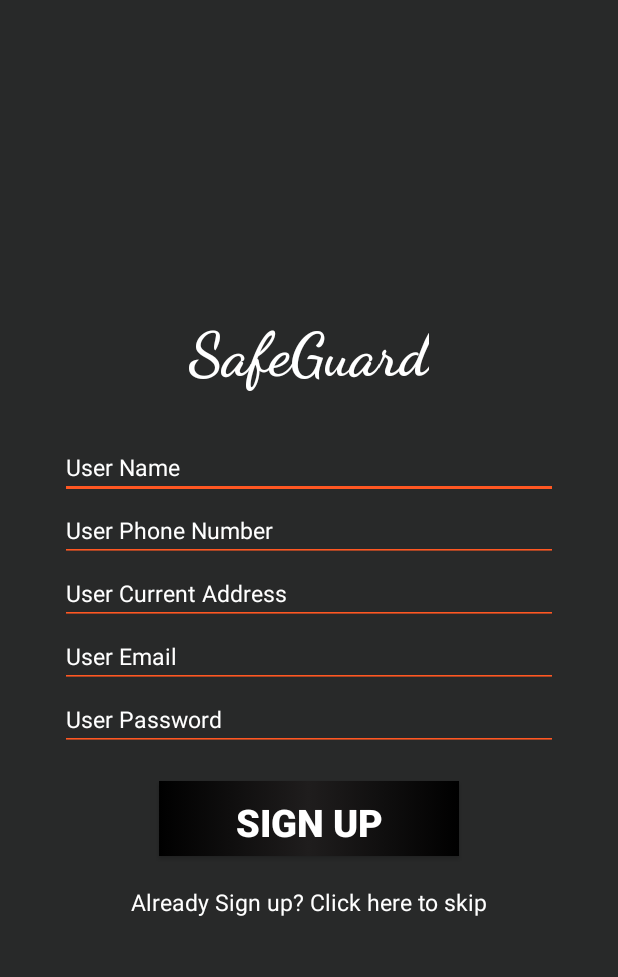
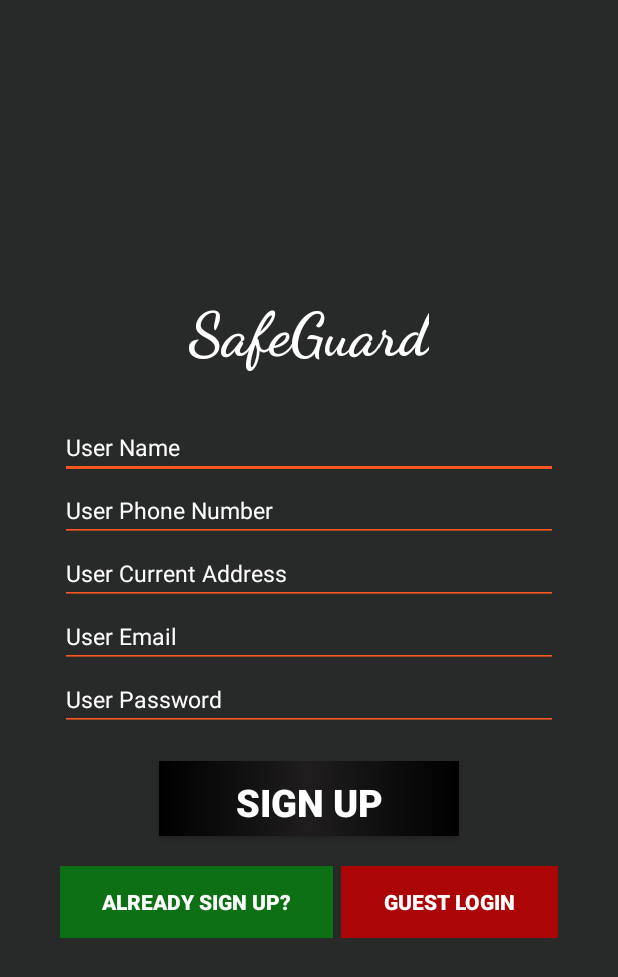
Before and after one commit to sifatabdullah386/SafeGuard, an Android app: the screen it shows after launch (RegisterActivity), after a tap on "SIGN UP", on a phone screen of 412 x 824 dp. Shown: the top 977 px of the screen. Run offline under Robolectric (Android 15) with nearby library versions, the phone set to English and light mode, and no system bars; our stand-ins replace Firebase (no records; nobody signed in at launch, a user with empty details on screens opened directly).

Commit message:
Commit 3

```diff
--- a/app/src/main/java/com/example/safeguard/RegisterActivity.java
+++ b/app/src/main/java/com/example/safeguard/RegisterActivity.java
@@ -11,6 +11,16 @@ import android.widget.EditText;
 import android.widget.ProgressBar;
 import android.widget.TextView;
 import android.widget.Toast;
+import com.google.android.gms.common.GooglePlayServicesNotAvailableException;
+import com.google.android.gms.common.GooglePlayServicesRepairableException;
+import com.google.android.gms.location.places.Place;
+import com.google.android.gms.location.places.ui.PlacePicker;
+import com.google.android.gms.maps.CameraUpdateFactory;
+import com.google.android.gms.maps.GoogleMap;
+import com.google.android.gms.maps.model.BitmapDescriptorFactory;
+import com.google.android.gms.maps.model.LatLng;
+import com.google.android.gms.maps.model.Marker;
+import com.google.android.gms.maps.model.MarkerOptions;
 import com.google.android.gms.tasks.OnCompleteListener;
 import com.google.android.gms.tasks.Task;
 import com.google.firebase.auth.AuthResult;
@@ -24,7 +34,8 @@ public class RegisterActivity extends AppCompatActivity {
 
     EditText UserName,UserPhoneNumber,UserAddress,UserEmail,UserPassword;
     Button signUpButton;
-    TextView AlreadySign;
+    TextView GuestLogin;
+    int PLACE_PICKER_REQUEST=1;
     private FirebaseAuth firebaseAuth;
     FirebaseUser CurrentUser;
     ProgressBar progressBar;
@@ -42,8 +53,14 @@ public class RegisterActivity extends AppCompatActivity {
         signUpButton = findViewById(R.id.signUpButton);
         progressBar = findViewById(R.id.progressBar);
 
-        AlreadySign=findViewById(R.id.already_sign_text_view);
-        AlreadySign.setOnClickListener(new View.OnClickListener() {
+        UserAddress.setOnClickListener(new View.OnClickListener() {
+            @Override
+            public void onClick(View v) {
+                openPlacePicker();
+            }
+        });
+        GuestLogin=findViewById(R.id.button_guest_login);
+        GuestLogin.setOnClickListener(new View.OnClickListener() {
             @Override
             public void onClick(View view) {
                 Intent intent =new Intent(RegisterActivity.this,MainActivity.class);
@@ -58,16 +75,23 @@ public class RegisterActivity extends AppCompatActivity {
     public void onStart(){
         super.onStart();
         CurrentUser = firebaseAuth.getCurrentUser();
-        updateUI(CurrentUser);
+       /* if(CurrentUser!=null){
+            finish();
+            Intent intent = new Intent(RegisterActivity.this, MainActivity.class);
+            startActivity(intent);
+        }
+        else{
+            doRegistration();
+        }*/
     }
     private void doRegistration(){
         signUpButton.setOnClickListener(new View.OnClickListener() {
             @Override
             public void onClick(View v) {
-                String userName = UserName.getText().toString().trim();
-                String phoneNumber = UserPhoneNumber.getText().toString().trim();
-                String location = UserAddress.getText().toString().trim();
-                String email = UserEmail.getText().toString().trim();
+                final String userName = UserName.getText().toString().trim();
+                final String phoneNumber = UserPhoneNumber.getText().toString().trim();
+                final String location = UserAddress.getText().toString().trim();
+                final String email = UserEmail.getText().toString().trim();
                 String password = UserPassword.getText().toString().trim();
 
                 if(TextUtils.isEmpty(userName) ||TextUtils.isEmpty(phoneNumber) ||TextUtils.isEmpty(location) ||TextUtils.isEmpty(email) || TextUtils.isEmpty(password)){
@@ -80,36 +104,60 @@ public class RegisterActivity extends AppCompatActivity {
                             public void onComplete(@NonNull Task<AuthResult> task) {
                                 progressBar.setVisibility(View.GONE);
                                 if(task.isSuccessful()){
-                                    FirebaseUser user=firebaseAuth.getCurrentUser();
-                                    updateUI(user);
-
-                                    /*Intent intent = new Intent(RegisterActivity.this, MainActivity.class);
-                                    startActivity(intent);*/
+                                    finish();
+                                    Intent intent = new Intent(RegisterActivity.this, MainActivity.class);
+                                    startActivity(intent);
                                 }
                                 else{
                                     Toast.makeText(RegisterActivity.this, "Registration failed! " + Objects.requireNonNull(task.getException()).getMessage(), Toast.LENGTH_SHORT).show();
-                                    updateUI(null);
                                 }
                             }
                         });
                 }
                 //For Real time Data Store
-                String id=UserDatabase.push().getKey();
-                userDataConstructor send=new userDataConstructor(id,userName,phoneNumber,location,email);
+                String id= firebaseAuth.getUid();
+                userDataConstructor send=new userDataConstructor(userName,phoneNumber,location,email);
                 assert id != null;
                 UserDatabase.child(id).setValue(send);
                 Toast.makeText(RegisterActivity.this,"Information Added Successfully",Toast.LENGTH_LONG).show();
             }
         });
+    }
+    private void openPlacePicker() {
+        PlacePicker.IntentBuilder builder = new PlacePicker.IntentBuilder();
+        try {
+            startActivityForResult(builder.build(this), PLACE_PICKER_REQUEST);
+        } catch (GooglePlayServicesRepairableException | GooglePlayServicesNotAvailableException e) {
+            e.printStackTrace();
+        }
+    }
+    GoogleMap mGoogleMap;
+    Marker mCurrLocationMarker;
+    @Override
+    protected void onActivityResult(int requestCode, int resultCode, Intent data) {
+        super.onActivityResult(requestCode, resultCode, data);
+        if (resultCode == RESULT_OK) {
+            if (requestCode == PLACE_PICKER_REQUEST) {
+                Place place = PlacePicker.getPlace(this, data);
+                String placeName = String.format("Place: %s", place.getName());
+                double latitude = place.getLatLng().latitude;
+                double longitude = place.getLatLng().longitude;
+                LatLng coordinate = new LatLng(latitude, longitude);
+                MarkerOptions markerOptions = new MarkerOptions();
+                markerOptions.position(coordinate);
+                markerOptions.title(placeName); //Here Total Address is address which you want to show on marker
+                mGoogleMap.clear();
+                markerOptions.icon(
+                        BitmapDescriptorFactory
+                                .defaultMarker(BitmapDescriptorFactory.HUE_BLUE));
 
-    }
-    private void updateUI(FirebaseUser user){
-        if(user!=null){
-            Intent intent = new Intent(RegisterActivity.this, MainActivity.class);
-            startActivity(intent);
-        }
-        else{
-            doRegistration();
+                markerOptions.getPosition();
+                mCurrLocationMarker = mGoogleMap.addMarker(markerOptions);
+                mGoogleMap.moveCamera(CameraUpdateFactory.newLatLng(coordinate));
+                mGoogleMap.animateCamera(CameraUpdateFactory.zoomTo(15));
+            } else {
+                throw new IllegalStateException("Unexpected value: " + requestCode);
+            }
         }
     }
 
--- a/app/src/main/java/com/example/safeguard/userDataConstructor.java
+++ b/app/src/main/java/com/example/safeguard/userDataConstructor.java
@@ -1,7 +1,6 @@
 package com.example.safeguard;
 
 public class userDataConstructor {
-    private String ID;
     private String userName;
     private String phoneNumber;
     private String location;
@@ -11,22 +10,12 @@ public class userDataConstructor {
 
     }
 
-    userDataConstructor(String ID, String userName, String phoneNumber, String location, String email) {
-        this.ID = ID;
+    userDataConstructor(String userName, String phoneNumber, String location, String email) {
         this.userName = userName;
         this.phoneNumber = phoneNumber;
         this.location = location;
         this.email = email;
     }
-
-    public String getID() {
-        return ID;
-    }
-
-    public void setID(String ID) {
-        this.ID = ID;
-    }
-
     public String getUserName() {
         return userName;
     }
--- /dev/null
+++ b/app/src/main/res/drawable/ic_image_black_24dp.xml
@@ -0,0 +1,5 @@
+<vector android:height="24dp" android:tint="#696969"
+    android:viewportHeight="24.0" android:viewportWidth="24.0"
+    android:width="24dp" xmlns:android="http://schemas.android.com/apk/res/android">
+    <path android:fillColor="#FF000000" android:pathData="M21,19V5c0,-1.1 -0.9,-2 -2,-2H5c-1.1,0 -2,0.9 -2,2v14c0,1.1 0.9,2 2,2h14c1.1,0 2,-0.9 2,-2zM8.5,13.5l2.5,3.01L14.5,12l4.5,6H5l3.5,-4.5z"/>
+</vector>
--- a/app/src/main/res/layout/activity_register.xml
+++ b/app/src/main/res/layout/activity_register.xml
@@ -98,16 +98,40 @@
             android:textColor="#fff"
             android:text="sign up"
             android:textSize="25sp" />
-        <TextView
-            android:id="@+id/already_sign_text_view"
+        <LinearLayout
             android:layout_width="match_parent"
             android:layout_height="wrap_content"
-            android:layout_marginTop="20dp"
-            android:textAlignment="center"
-            android:text="Already Sign up? Click here to skip"
-            android:textColorHint="#fff"
-            android:textColor="#fff"
-            android:textSize="15sp" />
+            android:weightSum="2"
+            android:orientation="horizontal">
+            <Button
+                android:id="@+id/button_already_sign_up"
+                android:layout_width="wrap_content"
+                android:layout_height="wrap_content"
+                android:layout_weight="1"
+                android:layout_marginTop="20dp"
+                android:padding="5dp"
+                android:background="#0D7014"
+                android:textStyle="bold"
+                android:textColor="#fff"
+                android:text="Already sign up?"
+                android:textSize="14sp">
+            </Button>
+            <Button
+                android:id="@+id/button_guest_login"
+                android:layout_width="wrap_content"
+                android:layout_height="wrap_content"
+                android:layout_weight="1"
+                android:layout_marginTop="20dp"
+                android:layout_marginStart="5dp"
+                android:padding="5dp"
+                android:background="#AC0505"
+                android:textStyle="bold"
+                android:textColor="#fff"
+                android:text="Guest Login"
+                android:textSize="14sp">
+            </Button>
+
+        </LinearLayout>
 
     </LinearLayout>
 
--- a/app/src/main/res/values/strings.xml
+++ b/app/src/main/res/values/strings.xml
@@ -1,6 +1,6 @@
 <resources>
     <string name="app_name">SafeGuard</string>
-    <string name="map_key" translatable="false">AIzaSyDus09-oF-f_tKkSfFn9_T6HNZ4gNI03Z4</string>
+    <string name="maps_key" translatable="false">AIzaSyDus09-oF-f_tKkSfFn9_T6HNZ4gNI03Z4</string>
     <string name="title_activity_maps">Current Place Details</string>
     <string name="default_info_title">Default Location</string>
     <string name="default_info_snippet">No places found, because location permission is disabled.</string>
@@ -51,4 +51,6 @@
     <string name="organization_email">Organization Email</string>
     <string name="organization_description">Organization Description</string>
     <string name="title_activity_maps_collect_location">Collect Location Map</string>
+    <string name="all_details">Enter all details</string>
+    <string name="enterusername">Enter Username</string>
 </resources>
```
Also changed, not shown: app/build.gradle (+6 -1 lines), app/src/main/AndroidManifest.xml (+14 -17 lines), app/src/main/java/com/example/safeguard/Capture.java (+63 -1 lines), app/src/main/java/com/example/safeguard/Profile.java (+5 -4 lines), app/src/main/res/layout/fragment_capture.xml (+22 -11 lines).
